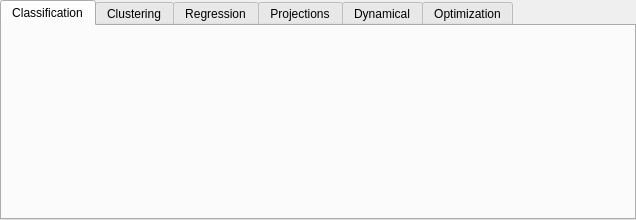
Above: MLDemos/algorithmOptions.ui from b4silio/MLDemos before the change. Below: the same form after it.
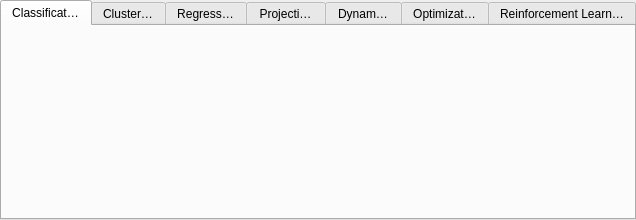
That is the form after the change. The open tabs and pages were chosen to show the change.

Commit message: ADDED: Reinforcement Learning with Random Walk on a "path finding" problem that scores cumulative reward for continuous paths

```diff
--- a/MLDemos/algorithmOptions.ui
+++ b/MLDemos/algorithmOptions.ui
@@ -145,6 +145,11 @@
        </property>
       </layout>
      </widget>
+     <widget class="QWidget" name="tabReinf">
+      <attribute name="title">
+       <string>Reinforcement Learning</string>
+      </attribute>
+     </widget>
     </widget>
    </item>
   </layout>
```
Left out of the diff: 2 changed lines with no effect on the pictures. The commit also changes 54 other files.
